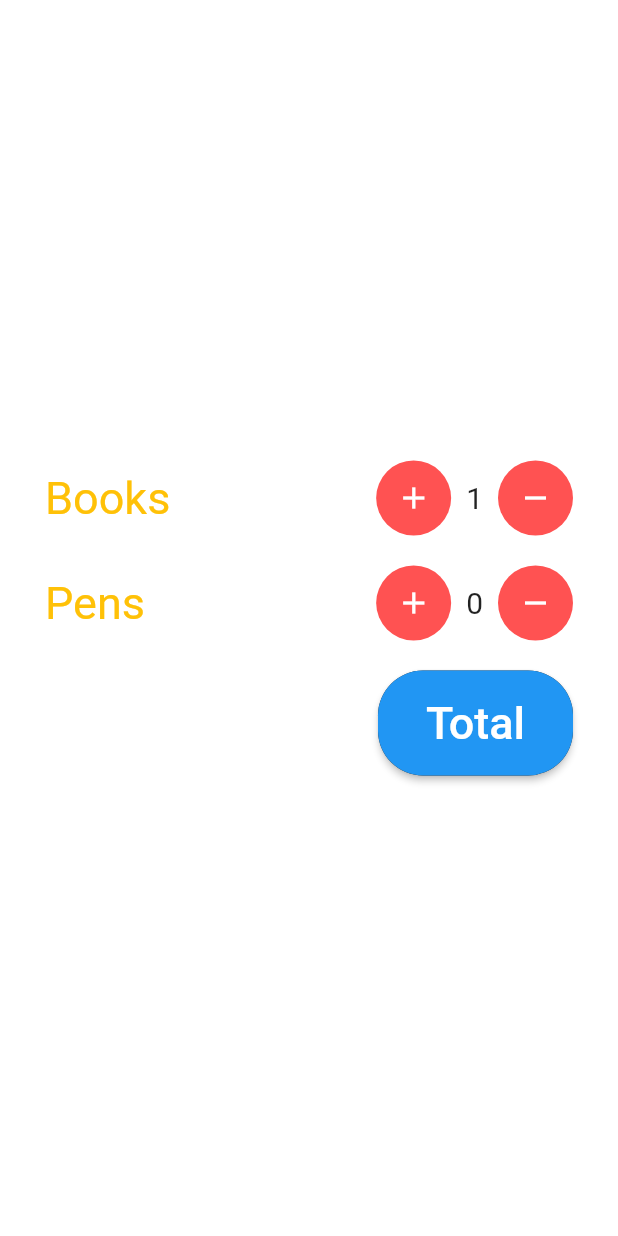
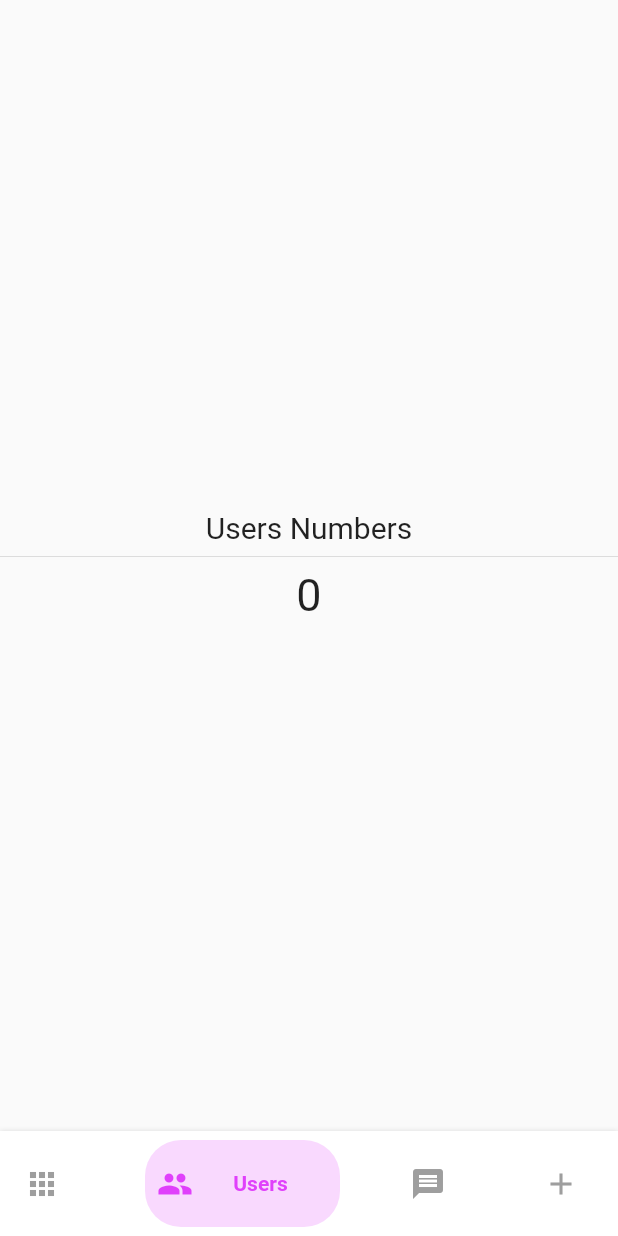
Before and after one commit to RodgersX/getx_flutter, a Flutter app: the screen it shows after launch, after a tap on the "add" icon, on a phone screen of 412 x 824 dp. Run offline on Flutter 3.47's test engine with Material 2 defaults, Android fonts, the phone set to English and light mode, and no system bars; our stand-ins replace get.

Commit message:
use getx and bottom navigation bar

```diff
--- a/lib/homescreen.dart
+++ /dev/null
@@ -1,162 +0,0 @@
-import 'package:flutter/material.dart';
-import 'package:get/get.dart';
-
-import 'package:flutter_getx/my_controller.dart';
-
-class HomeScreen extends StatelessWidget {
-  HomeScreen({Key? key}) : super(key: key);
-
-  final MyController controller = Get.put(MyController());
-
-  @override
-  Widget build(BuildContext context) {
-    return Scaffold(
-      body: Container(
-        padding: const EdgeInsets.all(30),
-        color: Colors.white,
-        child: Column(
-          mainAxisAlignment: MainAxisAlignment.center,
-          children: [
-            Row(
-              children: [
-                Text(
-                  'Books',
-                  style: TextStyle(
-                    fontSize: 30,
-                    color: Colors.amber,
-                  ),
-                ),
-                Expanded(child: Container()),
-                Container(
-                  width: 50,
-                  height: 50,
-                  decoration: BoxDecoration(
-                    borderRadius: BorderRadius.circular(25),
-                    color: Colors.redAccent,
-                  ),
-                  child: IconButton(
-                    onPressed: () {
-                      controller.increment();
-                    },
-                    icon: Icon(
-                      Icons.add,
-                      color: Colors.white,
-                    ),
-                  ),
-                ),
-                Obx(
-                  () => Container(
-                    margin: EdgeInsets.symmetric(horizontal: 10),
-                    child: Text(
-                      "${controller.books}",
-                      style: TextStyle(fontSize: 20),
-                    ),
-                  ),
-                ),
-                Container(
-                  width: 50,
-                  height: 50,
-                  decoration: BoxDecoration(
-                    borderRadius: BorderRadius.circular(25),
-                    color: Colors.redAccent,
-                  ),
-                  child: IconButton(
-                    onPressed: () {
-                      controller.decrement();
-                    },
-                    icon: Icon(
-                      Icons.remove,
-                      color: Colors.white,
-                    ),
-                  ),
-                ),
-              ],
-            ),
-            SizedBox(height: 20),
-            Row(
-              children: [
-                Text(
-                  'Pens',
-                  style: TextStyle(
-                    fontSize: 30,
-                    color: Colors.amber,
-                  ),
-                ),
-                Expanded(child: Container()),
-                Container(
-                  width: 50,
-                  height: 50,
-                  decoration: BoxDecoration(
-                    borderRadius: BorderRadius.circular(25),
-                    color: Colors.redAccent,
-                  ),
-                  child: IconButton(
-                    onPressed: () {
-                      controller.incrementPen();
-                    },
-                    icon: Icon(
-                      Icons.add,
-                      color: Colors.white,
-                    ),
-                  ),
-                ),
-                Obx(
-                  () => Container(
-                    margin: EdgeInsets.symmetric(horizontal: 10),
-                    child: Text(
-                      "${controller.pens}",
-                      style: TextStyle(fontSize: 20),
-                    ),
-                  ),
-                ),
-                Container(
-                  width: 50,
-                  height: 50,
-                  decoration: BoxDecoration(
-                    borderRadius: BorderRadius.circular(25),
-                    color: Colors.redAccent,
-                  ),
-                  child: IconButton(
-                    onPressed: () {
-                      controller.decrementPen();
-                    },
-                    icon: Icon(
-                      Icons.remove,
-                      color: Colors.white,
-                    ),
-                  ),
-                ),
-              ],
-            ),
-            SizedBox(height: 20),
-            Row(
-              children: [
-                Expanded(child: Container()),
-                Container(
-                  width: 130,
-                  height: 70,
-                  decoration: BoxDecoration(
-                    borderRadius: BorderRadius.circular(30),
-                    color: Colors.grey.shade900,
-                  ),
-                  child: ElevatedButton(
-                    style: ElevatedButton.styleFrom(
-                      shape: RoundedRectangleBorder(
-                        borderRadius: BorderRadius.circular(30),
-                      ),
-                    ),
-                    onPressed: () => Get.toNamed('/total'),
-                    child: Text(
-                      "Total",
-                      style: TextStyle(fontSize: 30, color: Colors.white),
-                    ),
-                  ),
-                )
-              ],
-            )
-          ],
-        ),
-      ),
-    );
-  }
-}
--- a/lib/main.dart
+++ b/lib/main.dart
@@ -1,7 +1,7 @@
 import 'package:flutter/material.dart';
-import 'package:flutter_getx/homescreen.dart';
-import 'package:flutter_getx/total_page.dart';
+import 'package:flutter_getx/pages/dashboard/dashboard_binding.dart';
 import 'package:get/get.dart';
+import './pages/dashboard/dashboard.dart';
 
 void main() {
   runApp(MyApp());
@@ -12,15 +12,18 @@ class MyApp extends StatelessWidget {
   @override
   Widget build(BuildContext context) {
     return GetMaterialApp(
-      title: 'Flutter Demo',
+      title: 'Bottom Navigation',
       debugShowCheckedModeBanner: false,
       theme: ThemeData(
         primarySwatch: Colors.blue,
       ),
       initialRoute: '/',
       getPages: [
-        GetPage(name: '/', page: () => HomeScreen()),
-        GetPage(name: '/total', page: () => TotalPage()),
+        GetPage(
+          name: '/',
+          page: () => MyDashBoard(),
+          binding: DashboardBinding(),
+        ),
       ],
     );
   }
--- a/lib/my_controller.dart
+++ /dev/null
@@ -1,43 +0,0 @@
-import 'package:flutter/material.dart';
-import 'package:get/get.dart';
-
-class MyController extends GetxController {
-  var _books = 0.obs;
-  var _pens = 0.obs;
-
-  RxInt get books => _books;
-  RxInt get pens => _pens;
-  int get sum => _books.value + pens.value;
-
-  increment() {
-    _books.value++;
-  }
-
-  decrement() {
-    if (_books.value <= 0) {
-      Get.snackbar("Buying Books", "Cannot be zero",
-          icon: Icon(Icons.alarm),
-          barBlur: 20,
-          isDismissible: true,
-          duration: Duration(seconds: 2));
-    } else {
-      _books.value--;
-    }
-  }
-
-  incrementPen() {
-    _pens.value++;
-  }
-
-  decrementPen() {
-    if (_pens.value <= 0) {
-      Get.snackbar("Buying Pens", "Cannot be zero",
-          icon: Icon(Icons.alarm),
-          barBlur: 20,
-          isDismissible: true,
-          duration: Duration(seconds: 2));
-    } else {
-      _pens.value--;
-    }
-  }
-}
--- /dev/null
+++ b/lib/navigation/custom_animated_bottom_bar.dart
@@ -0,0 +1,174 @@
+import 'package:flutter/material.dart';
+import 'package:flutter/widgets.dart';
+
+class CustomAnimatedBottomBar extends StatelessWidget {
+
+  CustomAnimatedBottomBar({
+    Key? key,
+    this.selectedIndex = 0,
+    this.showElevation = true,
+    this.iconSize = 24,
+    this.backgroundColor,
+    this.itemCornerRadius = 50,
+    this.containerHeight = 56,
+    this.animationDuration = const Duration(milliseconds: 270),
+    this.mainAxisAlignment = MainAxisAlignment.spaceBetween,
+    required this.items,
+    required this.onItemSelected,
+    this.curve = Curves.linear,
+  }) : assert(items.length >= 2 && items.length <= 5),
+        super(key: key);
+
+  final int selectedIndex;
+  final double iconSize;
+  final Color? backgroundColor;
+  final bool showElevation;
+  final Duration animationDuration;
+  final List<BottomNavyBarItem> items;
+  final ValueChanged<int> onItemSelected;
+  final MainAxisAlignment mainAxisAlignment;
+  final double itemCornerRadius;
+  final double containerHeight;
+  final Curve curve;
+
+  @override
+  Widget build(BuildContext context) {
+    final bgColor = backgroundColor ?? Theme.of(context).bottomAppBarColor;
+
+    return Container(
+      decoration: BoxDecoration(
+        color: bgColor,
+        boxShadow: [
+          if (showElevation)
+            const BoxShadow(
+              color: Colors.black12,
+              blurRadius: 2,
+            ),
+        ],
+      ),
+      child: SafeArea(
+        child: Container(
+          width: double.infinity,
+          height: containerHeight,
+          padding: const EdgeInsets.symmetric(vertical: 6, horizontal: 8),
+          child: Row(
+            mainAxisAlignment: mainAxisAlignment,
+            children: items.map((item) {
+              var index = items.indexOf(item);
+              return GestureDetector(
+                onTap: () => onItemSelected(index),
+                child: _ItemWidget(
+                  item: item,
+                  iconSize: iconSize,
+                  isSelected: index == selectedIndex,
+                  backgroundColor: bgColor,
+                  itemCornerRadius: itemCornerRadius,
+                  animationDuration: animationDuration,
+                  curve: curve,
+                ),
+              );
+            }).toList(),
+          ),
+        ),
+      ),
+    );
+  }
+}
+
+class _ItemWidget extends StatelessWidget {
+  final double iconSize;
+  final bool isSelected;
+  final BottomNavyBarItem item;
+  final Color backgroundColor;
+  final double itemCornerRadius;
+  final Duration animationDuration;
+  final Curve curve;
+
+  const _ItemWidget({
+    Key? key,
+    required this.item,
+    required this.isSelected,
+    required this.backgroundColor,
+    required this.animationDuration,
+    required this.itemCornerRadius,
+    required this.iconSize,
+    this.curve = Curves.linear,
+  })  : super(key: key);
+
+  @override
+  Widget build(BuildContext context) {
+    return Semantics(
+      container: true,
+      selected: isSelected,
+      child: AnimatedContainer(
+        width: isSelected ? 130 : 50,
+        height: double.maxFinite,
+        duration: animationDuration,
+        curve: curve,
+        decoration: BoxDecoration(
+          color:
+          isSelected ? item.activeColor.withOpacity(0.2) : backgroundColor,
+          borderRadius: BorderRadius.circular(itemCornerRadius),
+        ),
+        child: SingleChildScrollView(
+          scrollDirection: Axis.horizontal,
+          physics: NeverScrollableScrollPhysics(),
+          child: Container(
+            width: isSelected ? 130 : 50,
+            padding: EdgeInsets.symmetric(horizontal: 8),
+            child: Row(
+              mainAxisSize: MainAxisSize.max,
+              mainAxisAlignment: MainAxisAlignment.start,
+              crossAxisAlignment: CrossAxisAlignment.center,
+              children: <Widget>[
+                IconTheme(
+                  data: IconThemeData(
+                    size: iconSize,
+                    color: isSelected
+                        ? item.activeColor.withOpacity(1)
+                        : item.inactiveColor == null
+                        ? item.activeColor
+                        : item.inactiveColor,
+                  ),
+                  child: item.icon,
+                ),
+                if (isSelected)
+                  Expanded(
+                    child: Container(
+                      padding: EdgeInsets.symmetric(horizontal: 4),
+                      child: DefaultTextStyle.merge(
+                        style: TextStyle(
+                          color: item.activeColor,
+                          fontWeight: FontWeight.bold,
+                        ),
+                        maxLines: 1,
+                        textAlign: item.textAlign,
+                        child: item.title,
+                      ),
+                    ),
+                  ),
+              ],
+            ),
+          ),
+        ),
+      ),
+    );
+  }
+}
+class BottomNavyBarItem {
+
+  BottomNavyBarItem({
+    required this.icon,
+    required this.title,
+    this.activeColor = Colors.blue,
+    this.textAlign,
+    this.inactiveColor,
+  });
+
+  final Widget icon;
+  final Widget title;
+  final Color activeColor;
+  final Color? inactiveColor;
+  final TextAlign? textAlign;
+
+}
--- /dev/null
+++ b/lib/pages/add/add_controller.dart
@@ -0,0 +1,11 @@
+import 'package:get/get.dart';
+
+class AddController extends GetxController {
+  var _counter = 0.obs;
+
+  RxInt get counter => _counter;
+
+  void increaseCoutner() {
+    _counter.value++;
+  }
+}
--- /dev/null
+++ b/lib/pages/add/add_page.dart
@@ -0,0 +1,37 @@
+import 'package:flutter/cupertino.dart';
+import 'package:flutter/material.dart';
+import 'package:flutter_getx/pages/add/add_controller.dart';
+import 'package:get/get_state_manager/get_state_manager.dart';
+
+// ignore: must_be_immutable
+class AddPage extends GetView<AddController> {
+  int counter = 0;
+
+  @override
+  Widget build(BuildContext context) {
+    return Scaffold(
+      body: Container(
+        child: Center(
+          child: Column(
+            mainAxisAlignment: MainAxisAlignment.center,
+            crossAxisAlignment: CrossAxisAlignment.center,
+            children: [
+              Obx(() => Text(controller.counter.value.toString())),
+              ElevatedButton(
+                style: ElevatedButton.styleFrom(
+                  primary: Colors.redAccent,
+                  elevation: 0,
+                  shape: RoundedRectangleBorder(
+                    borderRadius: BorderRadius.circular(20),
+                  ),
+                ),
+                child: Text("Increase"),
+                onPressed: () => controller.increaseCoutner(),
+              ),
+            ],
+          ),
+        ),
+      ),
+    );
+  }
+}
--- /dev/null
+++ b/lib/pages/dashboard/dashboard.dart
@@ -0,0 +1,71 @@
+import 'package:flutter/material.dart';
+import 'package:flutter_getx/pages/add/add_page.dart';
+import 'package:flutter_getx/pages/dashboard/dashboard_controller.dart';
+import 'package:flutter_getx/pages/home/home_page.dart';
+import 'package:flutter_getx/pages/messages/messages_page.dart';
+import 'package:flutter_getx/pages/users/users_page.dart';
+import 'package:get/get.dart';
+
+import '../../navigation/custom_animated_bottom_bar.dart';
+
+class MyDashBoard extends GetView<DashboardController> {
+  final _inactiveColor = Colors.grey;
+
+  @override
+  Widget build(BuildContext context) {
+    return Scaffold(
+      body: SafeArea(
+        child: IndexedStack(
+          index: controller.tabIndex,
+          children: [
+            HomePage(),
+            UsersPage(),
+            MessagesPage(),
+            AddPage(),
+          ],
+        ),
+      ),
+      bottomNavigationBar: CustomAnimatedBottomBar(
+        containerHeight: 70,
+        backgroundColor: Colors.white,
+        selectedIndex: controller.tabIndex,
+        showElevation: true,
+        itemCornerRadius: 24,
+        curve: Curves.easeIn,
+        onItemSelected: controller.changeTabIndex,
+        items: <BottomNavyBarItem>[
+          BottomNavyBarItem(
+            icon: Icon(Icons.apps),
+            title: Text('Home'),
+            activeColor: Colors.green,
+            inactiveColor: _inactiveColor,
+            textAlign: TextAlign.center,
+          ),
+          BottomNavyBarItem(
+            icon: Icon(Icons.people),
+            title: Text('Users'),
+            activeColor: Colors.purpleAccent,
+            inactiveColor: _inactiveColor,
+            textAlign: TextAlign.center,
+          ),
+          BottomNavyBarItem(
+            icon: Icon(Icons.message),
+            title: Text(
+              'Messages ',
+            ),
+            activeColor: Colors.pink,
+            inactiveColor: _inactiveColor,
+            textAlign: TextAlign.center,
+          ),
+          BottomNavyBarItem(
+            icon: Icon(Icons.add),
+            title: Text('Counter'),
+            activeColor: Colors.blue,
+            inactiveColor: _inactiveColor,
+            textAlign: TextAlign.center,
+          ),
+        ],
+      ),
+    );
+  }
+}
--- /dev/null
+++ b/lib/pages/dashboard/dashboard_binding.dart
@@ -0,0 +1,13 @@
+import 'package:flutter_getx/pages/add/add_controller.dart';
+import 'package:flutter_getx/pages/dashboard/dashboard_controller.dart';
+import 'package:flutter_getx/pages/home/home_controller.dart';
+import 'package:get/get.dart';
+
+class DashboardBinding extends Bindings {
+  @override
+  void dependencies() {
+    Get.lazyPut<DashboardController>(() => DashboardController());
+    Get.lazyPut<HomeController>(() => HomeController());
+    Get.lazyPut<AddController>(() => AddController());
+  }
+}
--- /dev/null
+++ b/lib/pages/dashboard/dashboard_controller.dart
@@ -0,0 +1,12 @@
+import 'package:get/get.dart';
+
+class DashboardController extends GetxController {
+  var _tabIndex = 1.obs;
+
+  int get tabIndex => _tabIndex.value;
+
+  void changeTabIndex(int index) {
+    _tabIndex.value = index;
+    print(_tabIndex.value);
+  }
+}
--- /dev/null
+++ b/lib/pages/home/home_controller.dart
@@ -0,0 +1,5 @@
+import 'package:get/get_state_manager/get_state_manager.dart';
+
+class HomeController extends GetxController {
+  final String title = "Home page Title";
+}
--- /dev/null
+++ b/lib/pages/home/home_page.dart
@@ -0,0 +1,28 @@
+import 'package:flutter/material.dart';
+import 'package:flutter_getx/pages/home/home_controller.dart';
+import 'package:get/get_state_manager/get_state_manager.dart';
+
+class HomePage extends GetView<HomeController> {
+  @override
+  Widget build(BuildContext context) {
+    return Scaffold(
+      appBar: AppBar(
+        centerTitle: true,
+        title: Text(
+          controller.title,
+          style: TextStyle(color: Colors.black),
+        ),
+        elevation: 0,
+        backgroundColor: Colors.white,
+      ),
+      body: Container(
+        child: Center(
+          child: Text(
+            "Home Page",
+            style: TextStyle(fontSize: 20),
+          ),
+        ),
+      ),
+    );
+  }
+}
--- /dev/null
+++ b/lib/pages/messages/messages_controller.dart
@@ -0,0 +1,5 @@
+import 'package:get/state_manager.dart';
+
+class MessagesController extends GetxController {
+
+}
--- /dev/null
+++ b/lib/pages/messages/messages_page.dart
@@ -0,0 +1,17 @@
+import 'package:flutter/material.dart';
+
+class MessagesPage extends StatelessWidget {
+  @override
+  Widget build(BuildContext context) {
+    return Scaffold(
+      body: Container(
+        child: Center(
+          child: Text(
+            "Messages Page",
+            style: TextStyle(fontSize: 20),
+          ),
+        ),
+      ),
+    );
+  }
+}
--- /dev/null
+++ b/lib/pages/users/users_controller.dart
@@ -0,0 +1,5 @@
+import 'package:get/get_state_manager/get_state_manager.dart';
+
+class UsersController extends GetxController {
+
+}
--- /dev/null
+++ b/lib/pages/users/users_page.dart
@@ -0,0 +1,32 @@
+import 'package:flutter/material.dart';
+import 'package:flutter_getx/pages/add/add_controller.dart';
+import 'package:get/get.dart';
+
+class UsersPage extends StatelessWidget {
+  final AddController controller = Get.find();
+  @override
+  Widget build(BuildContext context) {
+    return Scaffold(
+      body: Container(
+        child: Center(
+          child: Column(
+            mainAxisAlignment: MainAxisAlignment.center,
+            children: [
+              Text(
+                "Users Numbers",
+                style: TextStyle(fontSize: 20),
+              ),
+              Divider(),
+              Obx(
+                () => Text(
+                  controller.counter.value.toString(),
+                  style: TextStyle(fontSize: 30),
+                ),
+              ),
+            ],
+          ),
+        ),
+      ),
+    );
+  }
+}
--- a/lib/total_page.dart
+++ /dev/null
@@ -1,55 +0,0 @@
-import 'package:flutter/material.dart';
-import 'package:flutter_getx/my_controller.dart';
-import 'package:get/get.dart';
-
-// ignore: must_be_immutable
-class TotalPage extends StatelessWidget {
-  TotalPage({Key? key}) : super(key: key);
-
-  MyController controller = Get.find();
-
-  @override
-  Widget build(BuildContext context) {
-    return Scaffold(
-      body: Container(
-        child: Column(
-          mainAxisAlignment: MainAxisAlignment.center,
-          children: [
-            Center(
-              child: Text(
-                'Total items',
-                style: TextStyle(fontSize: 30, color: Colors.blue),
-              ),
-            ),
-            SizedBox(height: 10),
-            Obx(() => Text(
-                  controller.sum.toString(),
-                  style: TextStyle(fontSize: 26, color: Colors.redAccent),
-                )),
-            SizedBox(height: 10),
-            Container(
-              width: 100,
-              height: 50,
-              decoration: BoxDecoration(
-                borderRadius: BorderRadius.circular(10),
-                color: Colors.grey.shade900,
-              ),
-              child: ElevatedButton(
-                style: ElevatedButton.styleFrom(
-                  shape: RoundedRectangleBorder(
-                    borderRadius: BorderRadius.circular(10),
-                  ),
-                ),
-                onPressed: () => Get.back(),
-                child: Text(
-                  "Go Back",
-                  style: TextStyle(fontSize: 25, color: Colors.white),
-                ),
-              ),
-            )
-          ],
-        ),
-      ),
-    );
-  }
-}
```
